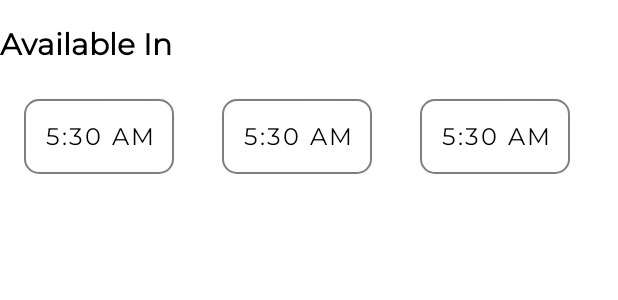
After one commit to ThantSin17/MovieTicket, an Android app: the layout view_holder_movie_time.xml on its own in the app's theme, with its tools: preview values and no code run, on a phone screen of 412 x 824 dp. The commit adds this screen. Shown: the top 300 px of the screen. Run offline under Robolectric (Android 15) with nearby library versions, the phone set to English and light mode, and no system bars.

Commit message:
add movie time

```diff
--- /dev/null
+++ b/app/src/main/java/com/stone/movieticket/delegate/ChooseMovieDateDelegate.kt
@@ -0,0 +1,5 @@
+package com.stone.movieticket.delegate
+
+class ChooseMovieDateDelegate {
+
+}
--- a/app/src/main/java/com/stone/movieticket/ui/activity/MovieDetailActivity.kt
+++ b/app/src/main/java/com/stone/movieticket/ui/activity/MovieDetailActivity.kt
@@ -49,7 +49,9 @@ class MovieDetailActivity : AppCompatActivity() {
         ivBack.setOnClickListener {
             onBackPressed()
         }
-        b
+        btnGetTicket.setOnClickListener {
+            startActivity(ChooseMovieTimeActivity.getInstance(this))
+        }
     }
 
     private fun setUpRecyclerView() {
--- /dev/null
+++ b/app/src/main/res/layout/view_holder_movie_time.xml
@@ -0,0 +1,31 @@
+<?xml version="1.0" encoding="utf-8"?>
+<RelativeLayout xmlns:android="http://schemas.android.com/apk/res/android"
+    android:layout_width="match_parent"
+    android:layout_height="wrap_content"
+    xmlns:tools="http://schemas.android.com/tools"
+
+    xmlns:app="http://schemas.android.com/apk/res-auto">
+
+    <androidx.appcompat.widget.AppCompatTextView
+        android:layout_marginTop="@dimen/margin_medium_2"
+        android:id="@+id/tvTitle"
+        android:layout_width="wrap_content"
+        android:layout_height="wrap_content"
+        android:text="Available In"
+        android:textColor="@color/black"
+        android:textSize="@dimen/text_regular_3x"
+        android:textStyle="bold" />
+
+    <androidx.recyclerview.widget.RecyclerView
+        android:id="@+id/rvMovieTime"
+        android:layout_width="match_parent"
+        android:layout_height="wrap_content"
+        android:layout_below="@id/tvTitle"
+        android:layout_marginStart="@dimen/margin_medium_2"
+        android:layout_marginTop="@dimen/margin_medium"
+        android:layout_marginBottom="@dimen/margin_medium"
+        app:layoutManager="androidx.recyclerview.widget.GridLayoutManager"
+        app:spanCount="3"
+        tools:listitem="@layout/view_holder_movie_time_item" />
+
+</RelativeLayout>
--- /dev/null
+++ b/app/src/main/res/layout/view_holder_movie_time_item.xml
@@ -0,0 +1,27 @@
+<?xml version="1.0" encoding="utf-8"?>
+<RelativeLayout xmlns:android="http://schemas.android.com/apk/res/android"
+    android:layout_width="wrap_content"
+    android:layout_height="wrap_content"
+    android:layout_gravity="center"
+    android:layout_marginBottom="@dimen/margin_small"
+    xmlns:app="http://schemas.android.com/apk/res-auto">
+
+    <com.google.android.material.button.MaterialButton
+        android:id="@+id/tvMovieTime"
+        android:layout_width="100dp"
+        android:layout_height="50dp"
+        android:layout_marginTop="@dimen/margin_medium_2"
+        android:backgroundTint="@color/white"
+        android:gravity="center"
+        android:insetLeft="0dp"
+        android:insetTop="0dp"
+        android:insetRight="0dp"
+        android:insetBottom="0dp"
+        android:padding="0dp"
+        android:text="5:30 AM"
+        android:textColor="@color/black"
+        android:textSize="@dimen/text_regular_2x"
+        app:cornerRadius="10dp"
+        app:strokeColor="@color/secondaryTextBlackColor"
+        app:strokeWidth="1dp" />
+</RelativeLayout>
--- a/app/src/main/res/values/strings.xml
+++ b/app/src/main/res/values/strings.xml
@@ -29,4 +29,5 @@
     <string name="lbl_plot_summary">Plot Summary</string>
     <string name="lbl_cast">Cast</string>
     <string name="lbl_get_your_ticket">Get your ticket</string>
+    <string name="lbl_next">Next</string>
 </resources>
--- a/app/src/main/res/values/themes.xml
+++ b/app/src/main/res/values/themes.xml
@@ -6,7 +6,7 @@
         <item name="colorPrimaryDark">@color/colorPrimaryDark</item>
         <item name="colorAccent">@color/colorAccent</item>
         <item name="android:statusBarColor">@android:color/transparent</item>
-        <item name="fontFamily">@font/mono</item>
+        <item name="fontFamily">@font/montserrat_regular</item>
         <item name="android:typeface">serif</item>
 <!--        <item name="colorPrimaryVariant">@color/purple_700</item>-->
 <!--        <item name="colorOnPrimary">@color/white</item>-->
```
Also changed, not shown: app/src/main/AndroidManifest.xml (+17 -13 lines), app/src/main/java/com/stone/movieticket/adapter/DayListAdapter.kt (added, +61 -0 lines), app/src/main/java/com/stone/movieticket/adapter/MovieTimeAdapter.kt (added, +29 -0 lines), app/src/main/java/com/stone/movieticket/adapter/MovieTimeItemAdapter.kt (added, +58 -0 lines), app/src/main/java/com/stone/movieticket/ui/activity/ChooseMovieTimeActivity.kt (added, +54 -0 lines), app/src/main/java/com/stone/movieticket/view_holder/DayListViewHolder.kt (added, +22 -0 lines), app/src/main/java/com/stone/movieticket/view_holder/MovieTimeItemViewHolder.kt (added, +16 -0 lines), app/src/main/java/com/stone/movieticket/view_holder/MovieTimeViewHolder.kt (added, +24 -0 lines), app/src/main/java/com/stone/movieticket/view_pods/MovieTimeViewPod.kt (added, +26 -0 lines), app/src/main/res/drawable/background_movie_time.xml (added, +7 -0 lines), app/src/main/res/layout/activity_choose_movie_time.xml (added, +77 -0 lines), app/src/main/res/layout/view_holder_day.xml (added, +27 -0 lines), app/src/main/res/font/montserrat_regular.ttf (added).
